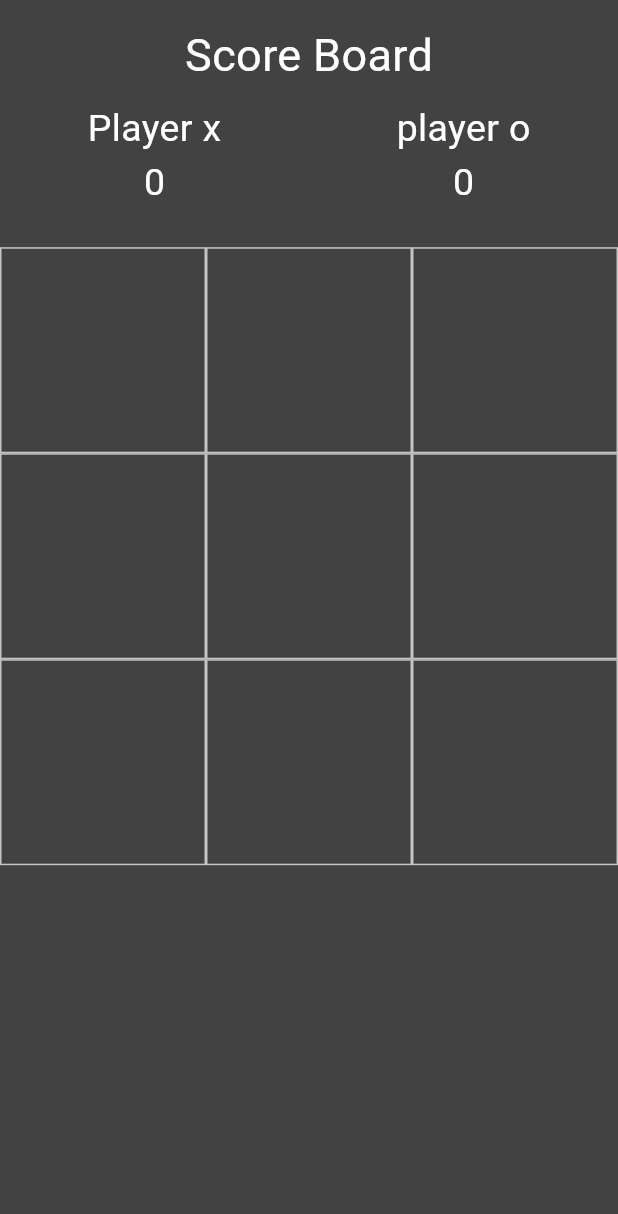
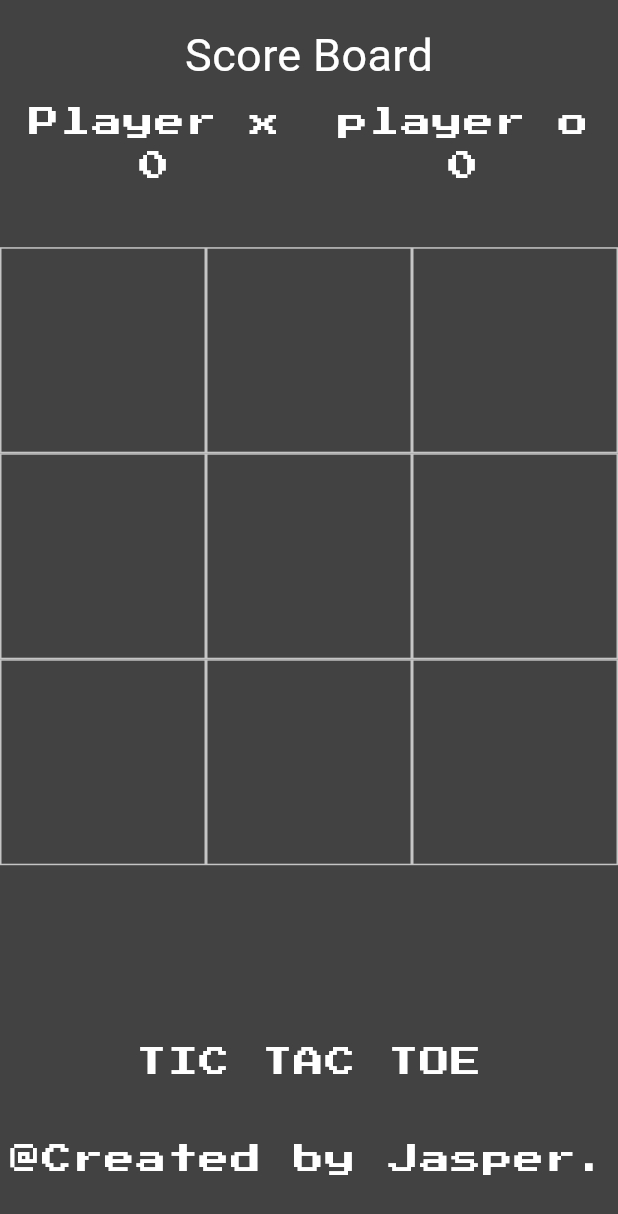
Before and after one commit to Jasper1035/tic_tac_toa, a Flutter app: the screen it shows after launch, on a phone screen of 412 x 824 dp. Shown: the top 1214 px of the screen. Run offline on Flutter 3.47's test engine with Material 3 defaults, Android fonts, the phone set to English and light mode, and no system bars; our stand-ins replace google_fonts.

Commit message:
update the ui

```diff
--- a/tic_tac_tao/lib/main_screen.dart
+++ b/tic_tac_tao/lib/main_screen.dart
@@ -1,4 +1,5 @@
 import 'package:flutter/material.dart';
+import 'package:google_fonts/google_fonts.dart';
 
 class MainScreen extends StatefulWidget {
   const MainScreen({super.key});
@@ -128,6 +129,13 @@
   int scorex = 0;
   int scoreo = 0;
 
+  static var myNewFont = GoogleFonts.pressStart2p(
+    textStyle: TextStyle(color: Colors.black, letterSpacing: 3),
+  );
+  static var myNewFontWhite = GoogleFonts.pressStart2p(
+    textStyle: TextStyle(color: Colors.white, letterSpacing: 1, fontSize: 20),
+  );
+
   @override
   Widget build(BuildContext context) {
     return Scaffold(
@@ -151,38 +159,14 @@
                         children: [
                           Column(
                             children: [
-                              Text(
-                                'Player x',
-                                style: TextStyle(
-                                  color: Colors.white,
-                                  fontSize: 25,
-                                ),
-                              ),
-                              Text(
-                                scorex.toString(),
-                                style: TextStyle(
-                                  color: Colors.white,
-                                  fontSize: 25,
-                                ),
-                              ),
+                              Text('Player x', style: myNewFontWhite),
+                              Text(scorex.toString(), style: myNewFontWhite),
                             ],
                           ),
                           Column(
                             children: [
-                              Text(
-                                'player o',
-                                style: TextStyle(
-                                  color: Colors.white,
-                                  fontSize: 25,
-                                ),
-                              ),
-                              Text(
-                                scoreo.toString(),
-                                style: TextStyle(
-                                  color: Colors.white,
-                                  fontSize: 25,
-                                ),
-                              ),
+                              Text('player o', style: myNewFontWhite),
+                              Text(scoreo.toString(), style: myNewFontWhite),
                             ],
                           ),
                         ],
@@ -211,17 +195,25 @@
                         ),
                       ),
                       child: Center(
-                        child: Text(
-                          displaySign[index],
-                          style: TextStyle(color: Colors.white, fontSize: 45),
-                        ),
+                        child: Text(displaySign[index], style: myNewFontWhite),
                       ),
                     ),
                   );
                 },
               ),
             ),
-            Expanded(child: Container()),
+            Expanded(
+              child: Center(
+                child: Column(
+                  mainAxisAlignment: MainAxisAlignment.spaceEvenly,
+                  children: [
+                    Text('TIC TAC TOE', style: myNewFontWhite),
+                    // SizedBox(height: 60),
+                    Text('@Created by Jasper.', style: myNewFontWhite),
+                  ],
+                ),
+              ),
+            ),
           ],
         ),
       ),
```
Also changed, not shown: tic_tac_tao/lib/images/tictactaologo.png (added).
